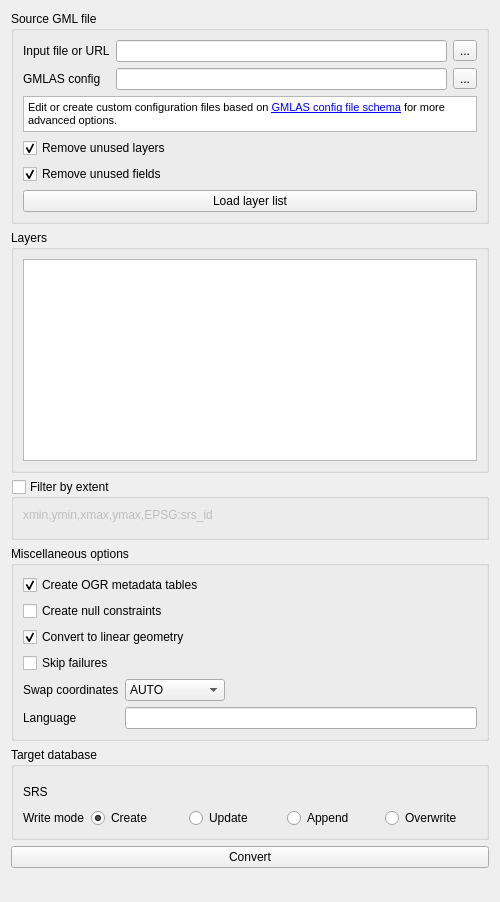
Above: gml_application_schema_toolbox/ui/import_gmlas_panel.ui from BRGM/gml_application_schema_toolbox before the change. Below: the same form after it.
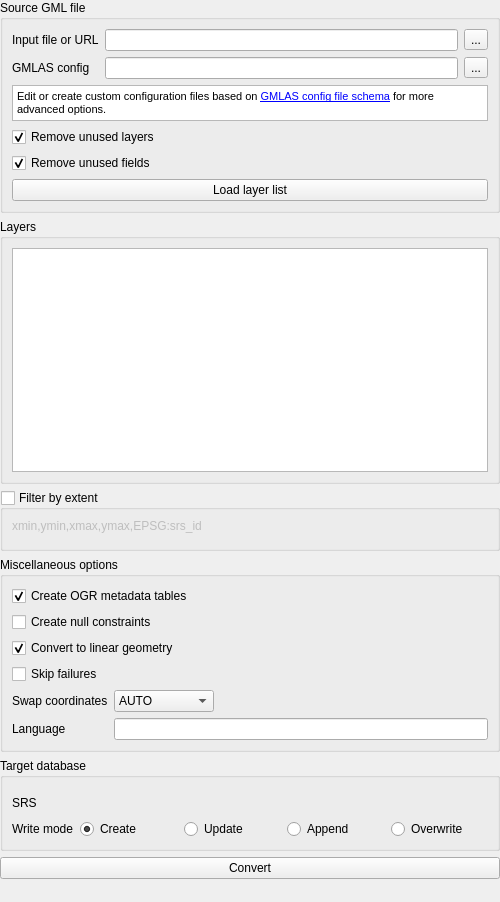
That is the form after the change. Custom widgets are drawn as their Qt base class.

Commit message: Remove margin in import subpanels

```diff
--- a/gml_application_schema_toolbox/ui/import_gmlas_panel.ui
+++ b/gml_application_schema_toolbox/ui/import_gmlas_panel.ui
@@ -14,6 +14,9 @@
    <string>Form</string>
   </property>
   <layout class="QVBoxLayout" name="verticalLayout">
+   <property name="margin">
+    <number>0</number>
+   </property>
    <item>
     <widget class="QGroupBox" name="groupBox_7">
      <property name="title">
```
The commit also changes 1 other file.
